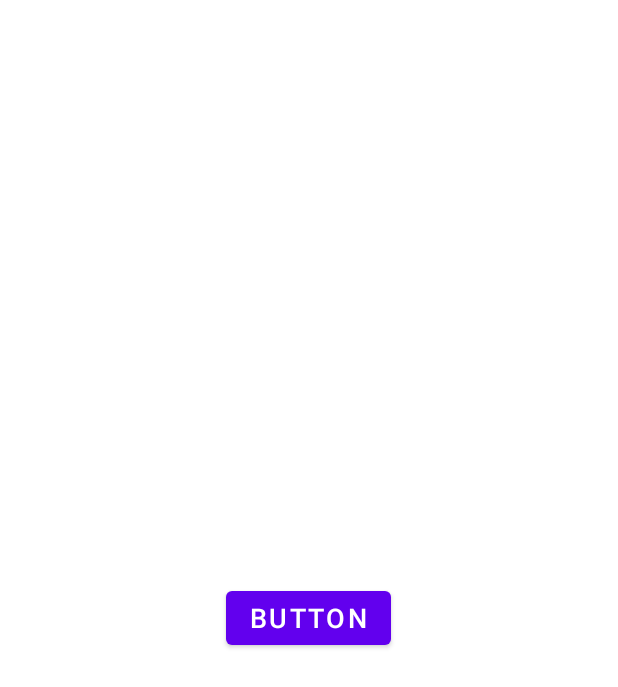
After one commit to singularity-camp/Android-Activity, an Android app: the layout viewpager1_button.xml on its own in the app's theme, with its tools: preview values and no code run, on a phone screen of 412 x 824 dp. The commit adds this screen. Shown: the top 687 px of the screen. Run offline under Robolectric (Android 15) with nearby library versions, the phone set to English and light mode, and no system bars.

Commit message:
Added basic viewPager

```diff
--- a/app/build.gradle
+++ b/app/build.gradle
@@ -53,7 +53,6 @@ dependencies {
 
     implementation "androidx.cardview:cardview:1.0.0"
 
-    implementation 'androidx.appcompat:appcompat:1.1.0'
     implementation 'androidx.viewpager:viewpager:1.0.0'
 
     implementation 'com.jakewharton:butterknife:10.2.3'
--- a/app/src/main/res/layout/activity_view_pager_one.xml
+++ b/app/src/main/res/layout/activity_view_pager_one.xml
@@ -4,7 +4,8 @@
     android:layout_width="match_parent"
     android:layout_height="match_parent">
 
-    <View
+
+    <androidx.viewpager.widget.ViewPager
         android:id="@+id/vp_main"
         android:layout_width="match_parent"
         android:layout_height="match_parent" />
--- /dev/null
+++ b/app/src/main/res/layout/viewpager1_button.xml
@@ -0,0 +1,17 @@
+<?xml version="1.0" encoding="utf-8"?>
+<LinearLayout
+    android:layout_width="match_parent"
+    android:layout_height="match_parent"
+    android:gravity="center"
+    xmlns:android="http://schemas.android.com/apk/res/android"
+    xmlns:tools="http://schemas.android.com/tools">
+
+    <Button
+        android:layout_gravity="center"
+        android:id="@+id/textView"
+        android:layout_width="wrap_content"
+        android:layout_height="wrap_content"
+        android:textSize="18sp"
+        android:text="Button" />
+
+</LinearLayout>
```
Also changed, not shown: app/src/main/java/kz/singularity/activity1/viewpager/MyFragmentPagerAdapter.kt (added, +30 -0 lines), app/src/main/java/kz/singularity/activity1/viewpager/MyPagerAdapter.kt (added, +36 -0 lines), app/src/main/java/kz/singularity/activity1/viewpager/ViewPagerOneActivity.kt (+5 -5 lines), app/src/main/res/layout/viewpager1_text.xml (added, +17 -0 lines).
